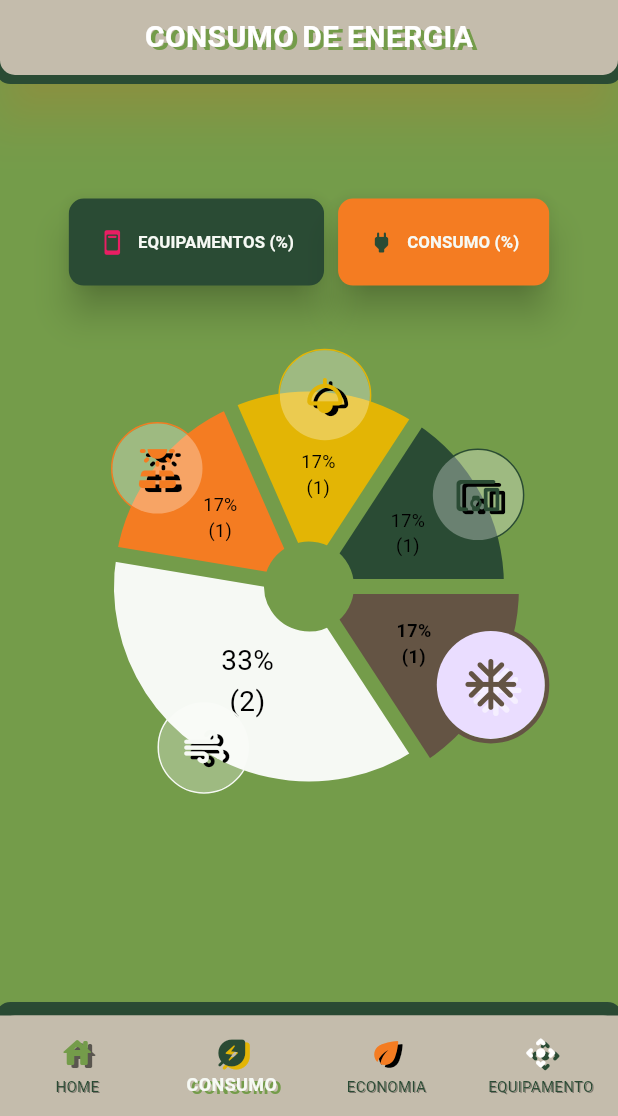
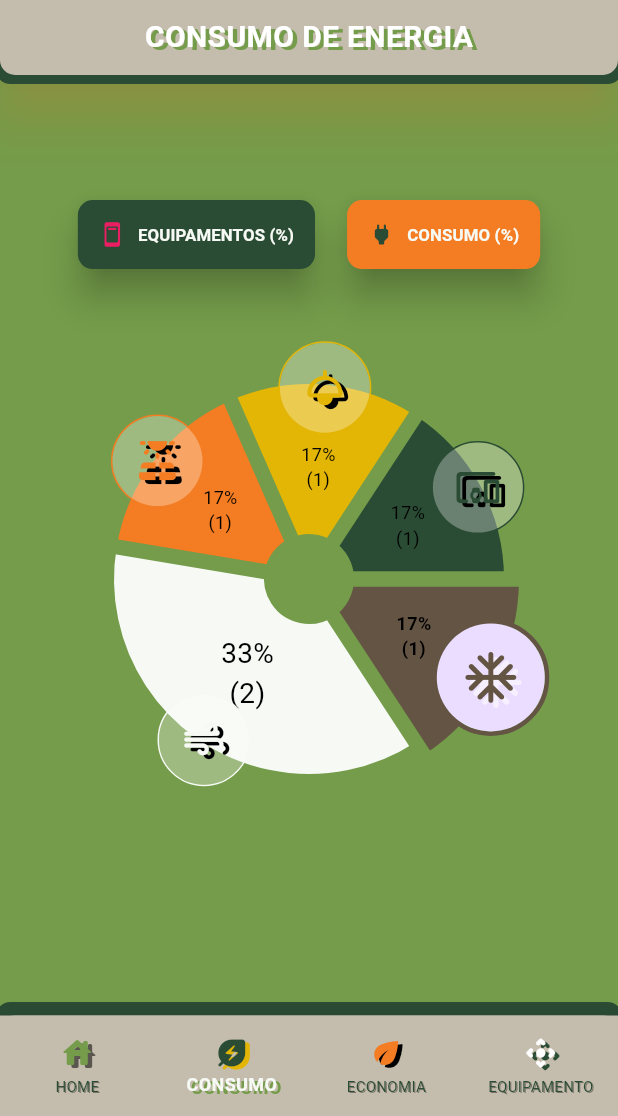
Before and after one commit to JoaoVictorRR-GitHub/EcoHome, a Flutter app: the screen it shows after launch, item 2 of the bottom bar chosen, on a phone screen of 412 x 824 dp, the part 120-1236 px from its top. Run offline on Flutter 3.47's test engine with Material 3 defaults, Android fonts, the phone set to English and light mode, and no system bars; drawn by our look-alikes of fl_chart.

Commit message:
Refactor: Ajuste no tamanho das fontes e botões da área de consumo.

```diff
--- a/lib/Energia/area_consumo_energia.dart
+++ b/lib/Energia/area_consumo_energia.dart
@@ -36,7 +36,7 @@ class _AreaConsumoEnergiaState extends State<AreaConsumoEnergia> {
                 elevation:        const WidgetStatePropertyAll(10),
                 backgroundColor:  const WidgetStatePropertyAll(verdeThemeI),
                 overlayColor:     const WidgetStatePropertyAll(verdeThemeII),
-                padding:          const WidgetStatePropertyAll(EdgeInsets.all(20)),
+                padding:          const WidgetStatePropertyAll(EdgeInsets.all(14)),
                 shape:            WidgetStatePropertyAll(RoundedRectangleBorder(borderRadius: borderRadius10)),
               ),
               icon:   const Icon(Icons.ad_units_rounded, color: Colors.pink),
@@ -48,7 +48,7 @@ class _AreaConsumoEnergiaState extends State<AreaConsumoEnergia> {
                 elevation:        const WidgetStatePropertyAll(10),
                 backgroundColor:  const WidgetStatePropertyAll(laranjaTheme),
                 overlayColor:     const WidgetStatePropertyAll(Colors.orangeAccent),
-                padding:          const WidgetStatePropertyAll(EdgeInsets.all(20)),
+                padding:          const WidgetStatePropertyAll(EdgeInsets.all(14)),
                 shape:            WidgetStatePropertyAll(RoundedRectangleBorder(borderRadius: borderRadius10)),
               ),
               icon:   const Icon(Icons.power_rounded, color: verdeThemeI),  // Icons.timelapse_rounded.
```
